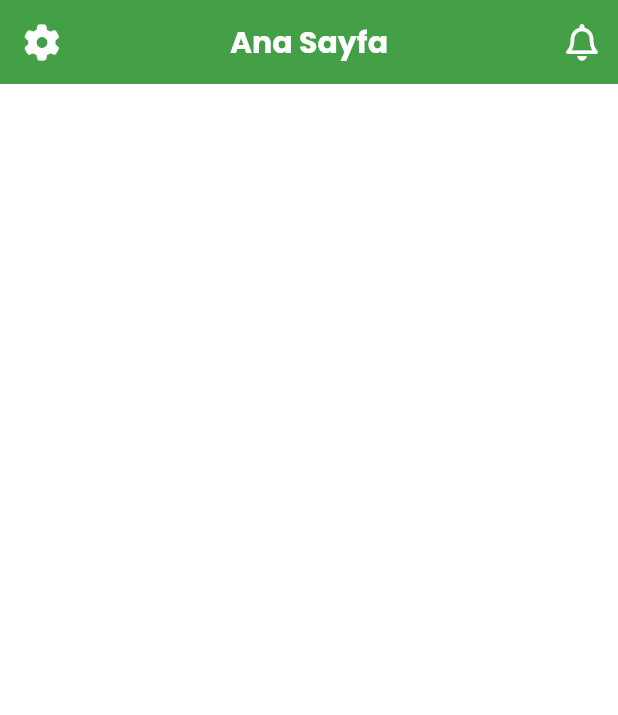
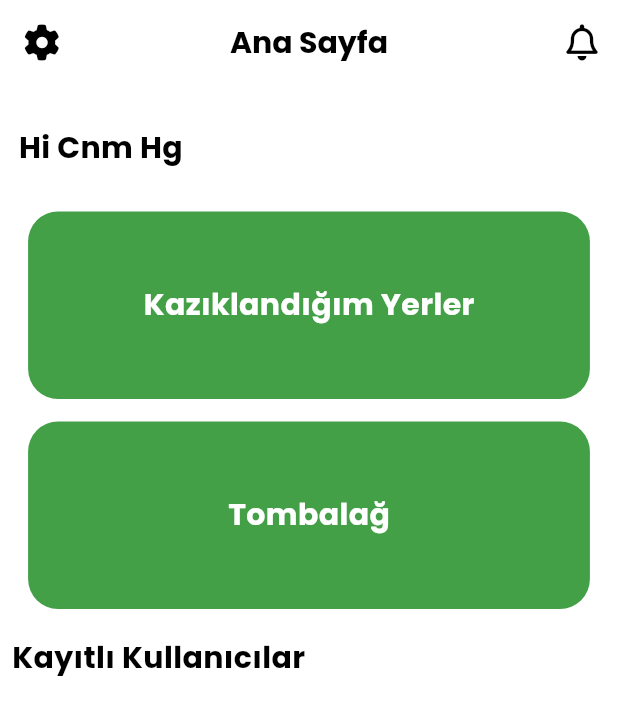
Before and after one commit to batuhangurkan/visit_app, a Flutter app: the HomePage screen opened by its route, on a phone screen of 412 x 824 dp. Shown: the top 715 px of the screen. Run offline on Flutter 3.47's test engine with Material 3 defaults, Android fonts, the phone set to English and light mode, and no system bars; our stand-ins replace animated_splash_screen, cloud_firestore, elegant_notification, firebase_auth, firebase_core, font_awesome_flutter and 1 more; accounts and stored records are empty.

Commit message:
Major Updates

```diff
--- a/lib/main.dart
+++ b/lib/main.dart
@@ -4,6 +4,8 @@ import 'package:myapp1/pages/bottomnavigationbar.dart';
 import 'package:myapp1/pages/date_page.dart';
 import 'package:myapp1/pages/home_page.dart';
 import 'package:myapp1/pages/login_page.dart';
+import 'package:myapp1/pages/profile_page.dart';
+import 'package:myapp1/pages/reset_password.dart';
 import 'package:myapp1/pages/splash_screen.dart';
 
 void main() async {
@@ -53,6 +55,8 @@ class MyApp extends StatelessWidget {
         '/home ': (context) => const HomePage(),
         '/date': (context) => const DatePage(),
         '/bottomnavigationbar': (context) => const BottomNavigationBarPage(),
+        '/resetpasswordpage': (context) => const ResetPasswordPage(),
+        '/profilepage': (context) => const ProfilePage(),
       },
     );
   }
--- a/lib/pages/home_page.dart
+++ b/lib/pages/home_page.dart
@@ -4,6 +4,7 @@ import 'package:flutter/cupertino.dart';
 import 'package:flutter/material.dart';
 import 'package:font_awesome_flutter/font_awesome_flutter.dart';
 import 'package:google_fonts/google_fonts.dart';
+import 'package:intl/intl.dart';
 import 'package:myapp1/pages/profile_page.dart';
 import 'package:myapp1/services/auth.dart';
 
@@ -25,19 +26,19 @@ class _HomePageState extends State<HomePage> {
     return Scaffold(
       backgroundColor: Colors.white,
       appBar: AppBar(
-          backgroundColor: Colors.green[600],
+
           title: Text('Ana Sayfa',
               style: GoogleFonts.poppins(
                 fontSize: 20,
                 fontWeight: FontWeight.bold,
-                color: Colors.white,
+                color: Colors.black,
               )),
           centerTitle: true,
           actions: <Widget>[
             IconButton(
               icon: Icon(
                 FontAwesomeIcons.bell,
-                color: Colors.white,
+                color: Colors.black,
               ),
               onPressed: () {},
             ),
@@ -45,7 +46,7 @@ class _HomePageState extends State<HomePage> {
           leading: IconButton(
             icon: Icon(
               FontAwesomeIcons.gear,
-              color: Colors.white,
+              color: Colors.black,
             ),
             onPressed: () {
               // showMaterialModalBottomSheet( gelicek :)
@@ -56,23 +57,74 @@ class _HomePageState extends State<HomePage> {
         height: MediaQuery.of(context).size.height,
         child: Column(
           children: [
-            SizedBox(
-              height: 20,
 
-              // Datadan gelen verileri buraya yazacağız.
-            ),
-            Row(
-              children: [
-                SizedBox(
-                  width: 20,
-                ),
-              ],
-            ),
             SizedBox(
               height: 20,
             ),
-            Expanded(
-              child: StreamBuilder<QuerySnapshot<Map<String, dynamic>>>(
+            Row(children: <Widget> [
+              Padding(
+                padding: const EdgeInsets.all(8.0),
+                child: Text(" Hi Cnm Hg ", style: GoogleFonts.poppins(color: Colors.black, fontSize: 20, fontWeight: FontWeight.bold),),
+
+              )
+            ],),
+            SizedBox(height: 20,),
+            GestureDetector(
+              behavior: HitTestBehavior.translucent,
+              onTap: () {
+                Navigator.pushNamedAndRemoveUntil(context, '/profilepage', (route) => true);
+              },
+              child: Container(
+                width: MediaQuery.of(context).size.width / 1.1,
+                height: 125,
+                decoration: BoxDecoration(
+                  color: Colors.green[600],
+                  borderRadius: BorderRadius.circular(20)
+                ),
+                child: Column(
+                  crossAxisAlignment: CrossAxisAlignment.center,
+                  mainAxisAlignment: MainAxisAlignment.center,
+                  children: [
+                    Text(" Kazıklandığım Yerler ", style: GoogleFonts.poppins(color: Colors.white, fontWeight: FontWeight.bold, fontSize: 20),)
+                  ],
+                ),
+              ),
+
+            ),
+            SizedBox(height: 15,),
+            GestureDetector(
+              behavior: HitTestBehavior.translucent,
+              onTap: () {
+                Navigator.pushNamedAndRemoveUntil(context, '/profilepage', (route) => true);
+              },
+              child: Container(
+                width: MediaQuery.of(context).size.width / 1.1,
+                height: 125,
+                decoration: BoxDecoration(
+                    color: Colors.green[600],
+                    borderRadius: BorderRadius.circular(20)
+                ),
+                child: Column(
+                  crossAxisAlignment: CrossAxisAlignment.center,
+                  mainAxisAlignment: MainAxisAlignment.center,
+                  children: [
+                    Text(" Tombalağ ", style: GoogleFonts.poppins(color: Colors.white, fontWeight: FontWeight.bold, fontSize: 20),)
+                  ],
+                ),
+              ),
+
+
+            ),
+            SizedBox(height: 10,),
+            Row(children: <Widget> [
+              Padding(
+                padding: const EdgeInsets.all(8.0),
+                child: Text("Kayıtlı Kullanıcılar", style: GoogleFonts.poppins(color: Colors.black, fontSize: 20, fontWeight: FontWeight.bold),),
+
+              )
+            ],),
+
+            Expanded(child: StreamBuilder<QuerySnapshot<Map<String, dynamic>>>(
               builder: (context, snapshot) {
                 final data = snapshot.data?.docs;
                 if (ConnectionState == ConnectionState.waiting) {
@@ -81,23 +133,41 @@ class _HomePageState extends State<HomePage> {
                 if (!snapshot.hasData) {
                   return Center(child: CircularProgressIndicator());
                 }
-                  return ListView.builder(
+                return Container(
+                  width: MediaQuery.of(context).size.width / 1.1,
+                  height: 200,
+                  decoration: BoxDecoration(
+                    color: Colors.white,
+                    borderRadius: BorderRadius.circular(20)
+                  ),
+                  child: ListView.builder(
                       itemCount: data!.length,
                       itemBuilder: (context, index) {
                         final person = data[index].data();
-                        return Row(
+                        var signupDate = user?.metadata.creationTime;
+                        return Column(
                           mainAxisAlignment: MainAxisAlignment.start,
                           crossAxisAlignment: CrossAxisAlignment.start,
                           children: [
-                            Text('Hoşgeldin' + person['displayName']),
-                          ],
+                            ListTile(
+                              leading: CircleAvatar(
+                                backgroundImage: AssetImage('assets/images/logo.png'),
+                              ),
+
+                              title: Text(person['displayName']),
+                              subtitle:  Text(DateFormat.yMMMMEEEEd().format(signupDate!),
+                            ),
+                              trailing: GestureDetector(onTap: () {
+
+                              }, child: FaIcon(FontAwesomeIcons.locationArrow, color: Colors.green,)),
+                            ),],
                         );
-                      });
+                      }),
+                );
               },
               stream:
               FirebaseFirestore.instance.collection("Person").snapshots(),
-              ),
-            )
+            ),)
           ],
         ),
       ),
--- a/lib/services/auth.dart
+++ b/lib/services/auth.dart
@@ -13,6 +13,7 @@ class AuthService {
         email: email, password: password);
 
     return user.user;
+
   }
 
   //Çıkış Yap Fonksiyonu
@@ -22,7 +23,7 @@ class AuthService {
 
   //Kayıt ol fonksiyonu
   Future<User?> createPerson(
-      String email, String password, String displayName) async {
+      String email, String password, String displayName, ) async {
     User? currentUser = FirebaseAuth.instance.currentUser;
     var user = await _auth.createUserWithEmailAndPassword(
       email: email,
@@ -32,7 +33,6 @@ class AuthService {
 
     await _firestore.collection("Person").doc(user.user!.email).set(
         {"email": email, "password": password, "displayName": displayName});
-
     return user.user;
   }
 }
```
Also changed, not shown: lib/pages/login_page.dart (+3 -5 lines), lib/pages/reset_password.dart (added, +28 -0 lines), pubspec.yaml (+4 -3 lines), lib/widgets/appbar.dart (added), pubspec.lock, 2 other files. Lines whose indentation alone changed are shown as unchanged.
